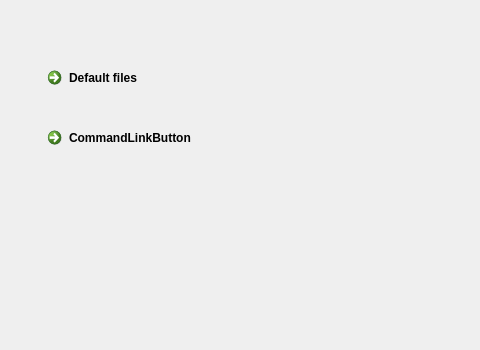
The window that SRC/DataLoader/Forms/mainwindow.ui (WoxAlex/EAnalyzer) describes before a commit, drawn with Qt 5; both pictures show x 0 to 480 and y 0 to 350 of the 800 by 600 pixel window.
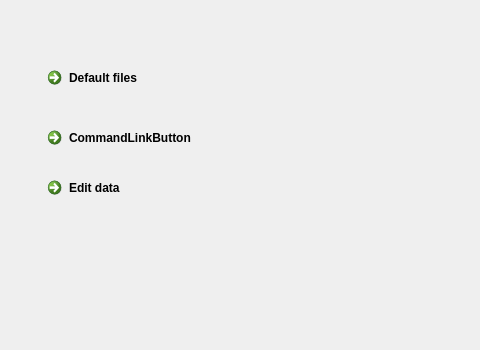
The same window after the commit.

Commit message: Edit json form done #4

What changed in the file:
```diff
--- a/SRC/DataLoader/Forms/mainwindow.ui
+++ b/SRC/DataLoader/Forms/mainwindow.ui
@@ -40,6 +40,19 @@
      <string>CommandLinkButton</string>
     </property>
    </widget>
+   <widget class="QCommandLinkButton" name="commandLinkButton_3">
+    <property name="geometry">
+     <rect>
+      <x>40</x>
+      <y>170</y>
+      <width>185</width>
+      <height>41</height>
+     </rect>
+    </property>
+    <property name="text">
+     <string>Edit data</string>
+    </property>
+   </widget>
   </widget>
   <widget class="QMenuBar" name="menubar">
    <property name="geometry">
```
The commit also changes 17 other files.
